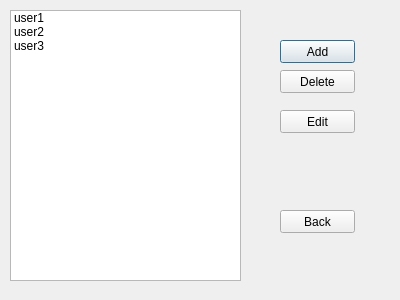
The window that editusers.ui (vk2231/VK) describes before a commit, drawn with Qt 5.
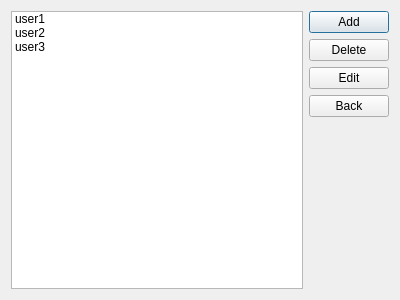
The same window after the commit.

What changed in the file:
```diff
--- a/editusers.ui
+++ b/editusers.ui
@@ -13,67 +13,37 @@
   <property name="windowTitle">
    <string>Dialog</string>
   </property>
+  <layout class="QGridLayout" name="gridLayout">
+   <item row="1" column="1">
   <widget class="QPushButton" name="pushButton">
-   <property name="geometry">
-    <rect>
-     <x>280</x>
-     <y>40</y>
-     <width>75</width>
-     <height>23</height>
-    </rect>
-   </property>
    <property name="text">
     <string>Add</string>
    </property>
   </widget>
+   </item>
+   <item row="2" column="1">
   <widget class="QPushButton" name="pushButton_2">
-   <property name="geometry">
-    <rect>
-     <x>280</x>
-     <y>70</y>
-     <width>75</width>
-     <height>23</height>
-    </rect>
-   </property>
    <property name="text">
     <string>Delete</string>
    </property>
   </widget>
+   </item>
+   <item row="3" column="1">
   <widget class="QPushButton" name="pushButton_3">
-   <property name="geometry">
-    <rect>
-     <x>280</x>
-     <y>110</y>
-     <width>75</width>
-     <height>23</height>
-    </rect>
-   </property>
    <property name="text">
     <string>Edit</string>
    </property>
   </widget>
+   </item>
+   <item row="4" column="1">
   <widget class="QPushButton" name="pushButton_4">
-   <property name="geometry">
-    <rect>
-     <x>280</x>
-     <y>210</y>
-     <width>75</width>
-     <height>23</height>
-    </rect>
-   </property>
    <property name="text">
     <string>Back</string>
    </property>
   </widget>
+   </item>
+   <item row="1" column="0" rowspan="5">
   <widget class="QListWidget" name="listWidget">
-   <property name="geometry">
-    <rect>
-     <x>10</x>
-     <y>10</y>
-     <width>231</width>
-     <height>271</height>
-    </rect>
-   </property>
    <item>
     <property name="text">
      <string>user1</string>
@@ -90,6 +60,21 @@
     </property>
    </item>
   </widget>
+   </item>
+   <item row="5" column="1">
+    <spacer name="verticalSpacer">
+     <property name="orientation">
+      <enum>Qt::Vertical</enum>
+     </property>
+     <property name="sizeHint" stdset="0">
+      <size>
+       <width>20</width>
+       <height>40</height>
+      </size>
+     </property>
+    </spacer>
+   </item>
+  </layout>
  </widget>
  <resources/>
  <connections/>
```
Lines whose indentation alone changed are shown as unchanged.
